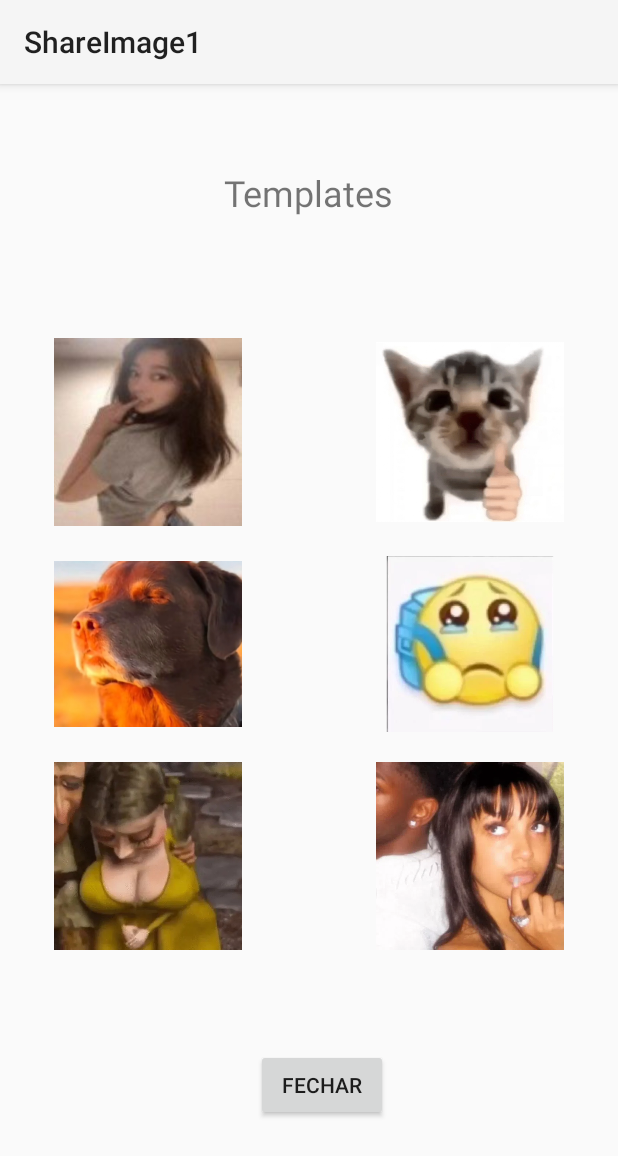
After one commit to dandaradev/MemeCreator, an Android app: the TemplateActivity screen opened directly, with no data from a screen before it, on a phone screen of 412 x 824 dp. The commit adds this screen. Shown: the top 1156 px of the screen. Run offline under Robolectric (Android 15) with nearby library versions, the phone set to English and light mode, and no system bars.

Commit message:
Exercício 3 completo

```diff
--- a/app/src/main/AndroidManifest.xml
+++ b/app/src/main/AndroidManifest.xml
@@ -27,6 +27,8 @@
             </intent-filter>
         </activity>
 
+        <activity android:name=".TemplateActivity" />
+
     </application>
 
 </manifest>
--- a/app/src/main/java/br/ifmg/edu/bsi/progmovel/shareimage1/MainActivity.java
+++ b/app/src/main/java/br/ifmg/edu/bsi/progmovel/shareimage1/MainActivity.java
@@ -120,7 +120,6 @@ public class MainActivity extends AppCompatActivity {
             return true;
         });
 
-
         Bitmap imagemFundo = BitmapFactory.decodeResource(getResources(), R.drawable.fry_meme);
 
         memeCreator = new MemeCreator("Olá", "Dandara!", Color.WHITE, Color.WHITE, 64, 64,  imagemFundo, getResources().getDisplayMetrics());
@@ -143,6 +142,31 @@ public class MainActivity extends AppCompatActivity {
 
         startNovoTexto.launch(intent);
     }
+
+
+    private final ActivityResultLauncher<Intent> iniciarTemplates = registerForActivityResult(
+            new ActivityResultContracts.StartActivityForResult(),
+            result -> {
+                if (result.getResultCode() == Activity.RESULT_OK) {
+                    Intent data = result.getData();
+                    if (data != null) {
+                        String nomeTemplate = data.getStringExtra("templateSelecionado");
+                        int idImagem = getResources().getIdentifier(nomeTemplate, "drawable", getPackageName());
+                        Bitmap imagemFundo = BitmapFactory.decodeResource(getResources(), idImagem);
+                        memeCreator.setFundo(imagemFundo);
+                        mostrarImagem();
+                    }
+                }
+            });
+
+
+    public void abrirTemplates(View view) {
+        Intent intent = new Intent(this, TemplateActivity.class);
+        iniciarTemplates.launch(intent);
+    }
+
+
+
 
     public String converterCor(int cor) {
         switch (cor) {
--- /dev/null
+++ b/app/src/main/java/br/ifmg/edu/bsi/progmovel/shareimage1/TemplateActivity.java
@@ -0,0 +1,27 @@
+package br.ifmg.edu.bsi.progmovel.shareimage1;
+
+import android.os.Bundle;
+import android.app.Activity;
+import android.content.Intent;
+import android.view.View;
+import androidx.appcompat.app.AppCompatActivity;
+
+public class TemplateActivity extends AppCompatActivity {
+    @Override
+    protected void onCreate(Bundle savedInstanceState) {
+        super.onCreate(savedInstanceState);
+        setContentView(R.layout.activity_templates);
+    }
+    public void selecionarTemplate(View view) {
+        String nomeImagem = (String) view.getTag();
+        Intent intent = new Intent();
+        intent.putExtra("templateSelecionado", nomeImagem);
+        setResult(Activity.RESULT_OK, intent);
+        finish(); // fecha a tela de templates dps de selecionar template
+    }
+
+    public void fecharTela(View view) {
+        finish(); // botão fechar
+    }
+
+}
--- a/app/src/main/res/layout/activity_main.xml
+++ b/app/src/main/res/layout/activity_main.xml
@@ -55,9 +55,7 @@
                 android:contentDescription="@string/mudar_texto"
                 android:onClick="iniciarMudarTexto"
                 app:icon="@drawable/baseline_edit_note_24"
-                app:layout_constraintBaseline_toBaselineOf="@+id/button2"
-                app:layout_constraintEnd_toStartOf="@+id/button2"
-                app:layout_constraintHorizontal_chainStyle="spread"
+                app:layout_constraintBottom_toBottomOf="parent"
                 app:layout_constraintStart_toStartOf="parent" />
 
             <Button
@@ -70,10 +68,22 @@
                 android:onClick="iniciarMudarFundo"
                 app:icon="@drawable/baseline_image_search_24"
                 app:layout_constraintBottom_toBottomOf="parent"
-                app:layout_constraintEnd_toEndOf="parent"
-                app:layout_constraintStart_toEndOf="@+id/button" />
+                app:layout_constraintStart_toEndOf="@id/button" />
+
+            <Button
+                android:id="@+id/buttonTemplate"
+                style="@style/Widget.Material3.Button.IconButton"
+                android:layout_width="wrap_content"
+                android:layout_height="wrap_content"
+                android:layout_marginStart="8dp"
+                android:contentDescription="@string/templates"
+                android:onClick="abrirTemplates"
+                app:icon="@android:drawable/ic_dialog_dialer"
+                app:layout_constraintBottom_toBottomOf="parent"
+                app:layout_constraintStart_toEndOf="@id/button2" />
 
         </androidx.constraintlayout.widget.ConstraintLayout>
+
     </HorizontalScrollView>
 
     <View
--- /dev/null
+++ b/app/src/main/res/layout/activity_templates.xml
@@ -0,0 +1,127 @@
+<?xml version="1.0" encoding="utf-8"?>
+<ScrollView xmlns:android="http://schemas.android.com/apk/res/android"
+    xmlns:app="http://schemas.android.com/apk/res-auto"
+    xmlns:tools="http://schemas.android.com/tools"
+    android:layout_width="match_parent"
+    android:layout_height="match_parent"
+    tools:context=".TemplateActivity">
+
+    <androidx.constraintlayout.widget.ConstraintLayout
+        android:layout_width="match_parent"
+        android:layout_height="wrap_content"
+        android:padding="16dp">
+
+        <!-- Título -->
+        <TextView
+            android:id="@+id/textView18"
+            android:layout_width="wrap_content"
+            android:layout_height="wrap_content"
+            android:layout_marginTop="40dp"
+            android:layout_marginBottom="363dp"
+            android:text="Templates"
+            android:textSize="24sp"
+            app:layout_constraintBottom_toTopOf="@+id/imageView9"
+            app:layout_constraintEnd_toEndOf="parent"
+            app:layout_constraintStart_toStartOf="parent"
+            app:layout_constraintTop_toTopOf="parent"
+            tools:text="Templates de Memes" />
+
+        <!-- Botão -->
+        <Button
+            android:id="@+id/button3"
+            android:layout_width="wrap_content"
+            android:layout_height="wrap_content"
+            android:layout_marginStart="142dp"
+            android:layout_marginEnd="145dp"
+            android:layout_marginBottom="16dp"
+            android:onClick="fecharTela"
+            android:text="Fechar"
+            app:icon="@android:drawable/ic_menu_close_clear_cancel"
+            app:layout_constraintBottom_toBottomOf="parent"
+            app:layout_constraintEnd_toEndOf="parent"
+            app:layout_constraintStart_toStartOf="@+id/imageView6"
+            app:layout_constraintTop_toBottomOf="@+id/imageView9"
+            tools:text="Fechar" />
+
+        <ImageView
+            android:id="@+id/imageView2"
+            android:layout_width="125dp"
+            android:layout_height="125dp"
+            android:layout_marginStart="20dp"
+            android:onClick="selecionarTemplate"
+            android:tag="giselle"
+            app:layout_constraintBottom_toBottomOf="@+id/imageView3"
+            app:layout_constraintStart_toStartOf="parent"
+            app:layout_constraintTop_toTopOf="@+id/imageView3"
+            app:srcCompat="@drawable/giselle" />
+
+        <ImageView
+            android:id="@+id/imageView3"
+            android:layout_width="125dp"
+            android:layout_height="125dp"
+            android:layout_marginEnd="20dp"
+            android:layout_marginBottom="16dp"
+            android:onClick="selecionarTemplate"
+            android:tag="beleza"
+            app:layout_constraintBottom_toTopOf="@+id/imageView5"
+            app:layout_constraintEnd_toEndOf="parent"
+            app:srcCompat="@drawable/beleza" />
+
+        <ImageView
+            android:id="@+id/imageView4"
+            android:layout_width="125dp"
+            android:layout_height="125dp"
+            android:layout_marginStart="20dp"
+            android:onClick="selecionarTemplate"
+            android:tag="dog"
+            app:layout_constraintBottom_toBottomOf="@+id/imageView5"
+            app:layout_constraintStart_toStartOf="parent"
+            app:layout_constraintTop_toTopOf="@+id/imageView5"
+            app:srcCompat="@drawable/dog" />
+
+        <ImageView
+            android:id="@+id/imageView5"
+            android:layout_width="125dp"
+            android:layout_height="125dp"
+            android:layout_marginEnd="20dp"
+            android:layout_marginBottom="16dp"
+            android:onClick="selecionarTemplate"
+            android:tag="mochila"
+            app:layout_constraintBottom_toTopOf="@+id/imageView9"
+            app:layout_constraintEnd_toEndOf="parent"
+            app:srcCompat="@drawable/mochila" />
+
+        <ImageView
+            android:id="@+id/imageView6"
+            android:layout_width="125dp"
+            android:layout_height="125dp"
+            android:layout_marginStart="20dp"
+            android:onClick="selecionarTemplate"
+            android:tag="mulher"
+            app:layout_constraintBottom_toBottomOf="@+id/imageView9"
+            app:layout_constraintStart_toStartOf="parent"
+            app:layout_constraintTop_toTopOf="@+id/imageView9"
+            app:srcCompat="@drawable/mulher" />
+
+        <ImageView
+            android:id="@+id/imageView9"
+            android:layout_width="125dp"
+            android:layout_height="0dp"
+            android:layout_marginEnd="20dp"
+            android:layout_marginBottom="66dp"
+            android:onClick="selecionarTemplate"
+            android:tag="pinkpantheress"
+            app:layout_constraintBottom_toTopOf="@+id/button3"
+            app:layout_constraintEnd_toEndOf="parent"
+            app:layout_constraintTop_toBottomOf="@+id/textView18"
+            app:srcCompat="@drawable/pinkpantheress" />
+
+        <androidx.constraintlayout.widget.Guideline
+            android:id="@+id/guideline2"
+            android:layout_width="wrap_content"
+            android:layout_height="wrap_content"
+            android:orientation="horizontal"
+            app:layout_constraintGuide_begin="575dp" />
+
+    </androidx.constraintlayout.widget.ConstraintLayout>
+</ScrollView>
--- a/app/src/main/res/values/strings.xml
+++ b/app/src/main/res/values/strings.xml
@@ -52,4 +52,5 @@
     <string name="cor_do_texto">Cor do texto</string>
     <string name="tamanho_do_texto">Tamanho do texto</string>
     <string name="meme_gerado">Meme gerado</string>
+    <string name="templates">Templates</string>
 </resources>
```
Also changed, not shown: app/src/main/res/drawable/beleza.png (added), app/src/main/res/drawable/dog.png (added), app/src/main/res/drawable/giselle.png (added), app/src/main/res/drawable/mochila.png (added), app/src/main/res/drawable/mulher.png (added), app/src/main/res/drawable/orelha.png (added), app/src/main/res/drawable/pinkpantheress.png (added), app/src/main/res/drawable/rayane.png (added), app/src/main/res/drawable/sorriso.png (added), app/src/main/res/drawable/winter.png (added).
